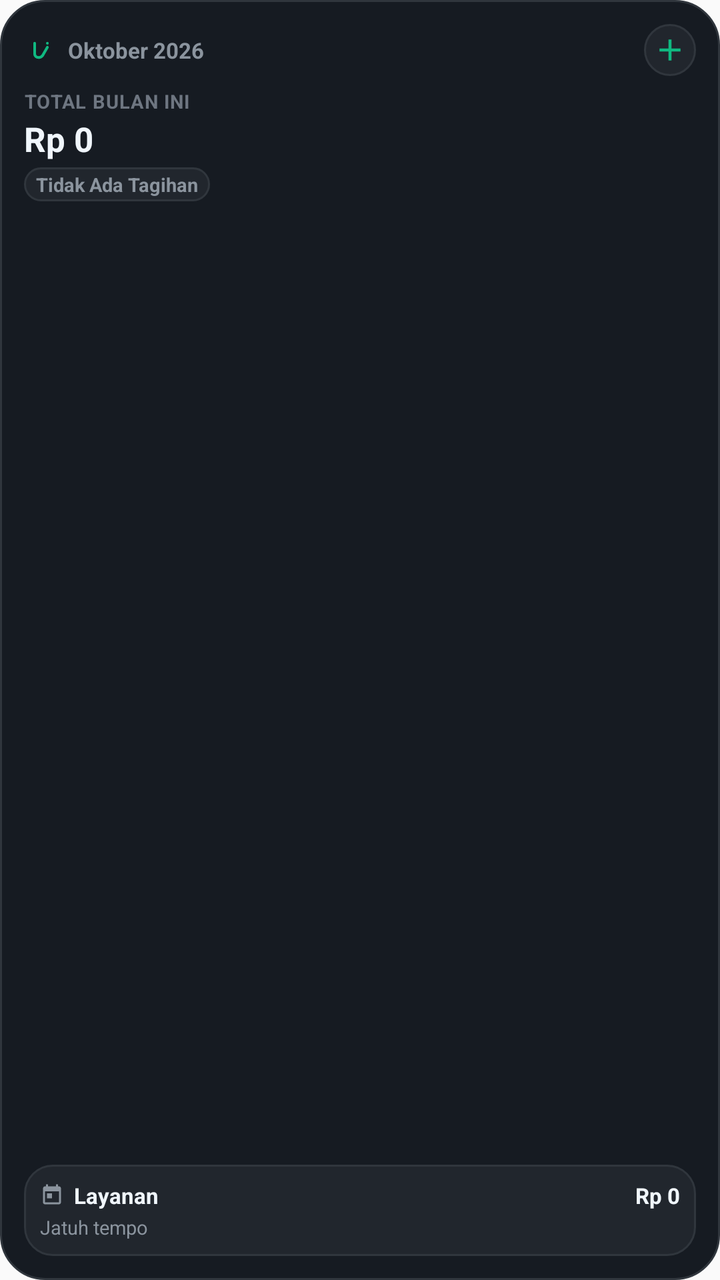
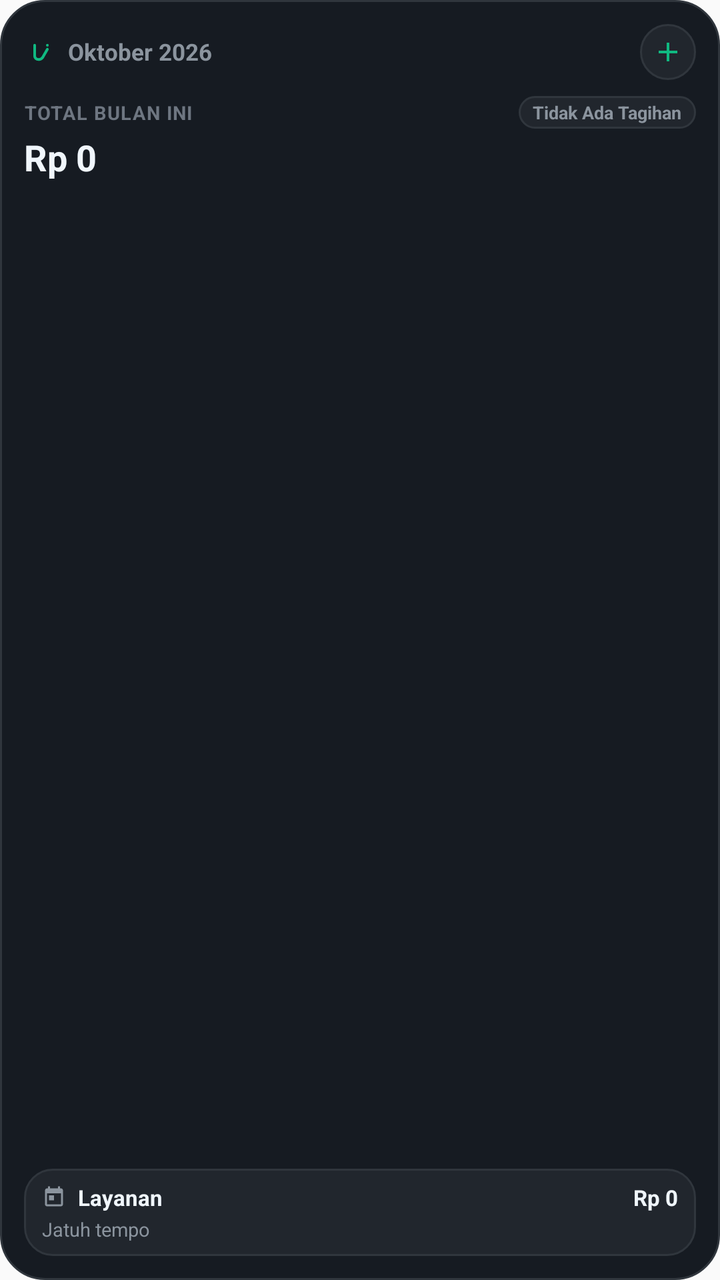

Compare the two renders of this Android layout. The source of the first and the diff that turns it into the second are given below.
<!-- AndroidManifest.xml: application theme Theme.Lunas -->
<!-- res/layout/widget_lunas_compact.xml -->
<?xml version="1.0" encoding="utf-8"?>
<LinearLayout xmlns:android="http://schemas.android.com/apk/res/android"
    android:id="@+id/widget_compact_root"
    android:layout_width="match_parent"
    android:layout_height="match_parent"
    android:background="@drawable/widget_background"
    android:orientation="vertical"
    android:padding="12dp">

    
    <LinearLayout
        android:layout_width="match_parent"
        android:layout_height="wrap_content"
        android:gravity="center_vertical"
        android:orientation="horizontal">

        <ImageView
            android:id="@+id/widget_compact_logo"
            android:layout_width="16dp"
            android:layout_height="16dp"
            android:contentDescription="@string/widget_logo_content_description"
            android:src="@drawable/ic_lunas_logo" />

        <TextView
            android:id="@+id/widget_compact_month_text"
            android:layout_width="0dp"
            android:layout_height="wrap_content"
            android:layout_marginStart="6dp"
            android:layout_weight="1"
            android:ellipsize="end"
            android:maxLines="1"
            android:text="Oktober 2026"
            android:textColor="@color/dark_text_secondary"
            android:textSize="11sp"
            android:textStyle="bold" />

        <ImageButton
            android:id="@+id/widget_compact_btn_add"
            android:layout_width="26dp"
            android:layout_height="26dp"
            android:background="@drawable/widget_btn_bg"
            android:contentDescription="@string/widget_add_content_description"
            android:padding="4dp"
            android:scaleType="fitCenter"
            android:src="@drawable/ic_widget_add" />
    </LinearLayout>

    
    <LinearLayout
        android:layout_width="match_parent"
        android:layout_height="wrap_content"
        android:layout_marginTop="6dp"
        android:orientation="vertical">

        <TextView
            android:id="@+id/widget_compact_label_total"
            android:layout_width="wrap_content"
            android:layout_height="wrap_content"
            android:ellipsize="end"
            android:letterSpacing="0.04"
            android:maxLines="1"
            android:text="@string/widget_total_month"
            android:textColor="@color/dark_text_muted"
            android:textSize="9.5sp"
            android:textStyle="bold" />

        <TextView
            android:id="@+id/widget_compact_total_amount"
            android:layout_width="match_parent"
            android:layout_height="wrap_content"
            android:layout_marginTop="1dp"
            android:ellipsize="end"
            android:maxLines="1"
            android:text="Rp 0"
            android:textColor="@color/dark_text_primary"
            android:textSize="17sp"
            android:textStyle="bold" />

        
        <FrameLayout
            android:layout_width="wrap_content"
            android:layout_height="wrap_content"
            android:layout_marginTop="3dp">

            <TextView
                android:id="@+id/widget_compact_status_badge_paid"
                android:layout_width="wrap_content"
                android:layout_height="wrap_content"
                android:background="@drawable/widget_badge_paid"
                android:ellipsize="end"
                android:maxLines="1"
                android:paddingStart="6dp"
                android:paddingTop="2dp"
                android:paddingEnd="6dp"
                android:paddingBottom="2dp"
                android:text="@string/widget_paid_status"
                android:textColor="@color/on_primary_green_container"
                android:textSize="9.5sp"
                android:textStyle="bold"
                android:visibility="gone" />

            <TextView
                android:id="@+id/widget_compact_status_badge_due"
                android:layout_width="wrap_content"
                android:layout_height="wrap_content"
                android:background="@drawable/widget_badge_due_soon"
                android:ellipsize="end"
                android:maxLines="1"
                android:paddingStart="6dp"
                android:paddingTop="2dp"
                android:paddingEnd="6dp"
                android:paddingBottom="2dp"
                android:text="0/0 Lunas"
                android:textColor="@color/status_due_soon"
                android:textSize="9.5sp"
                android:textStyle="bold"
                android:visibility="gone" />

            <TextView
                android:id="@+id/widget_compact_status_badge_neutral"
                android:layout_width="wrap_content"
                android:layout_height="wrap_content"
                android:background="@drawable/widget_badge_neutral"
                android:ellipsize="end"
                android:maxLines="1"
                android:paddingStart="6dp"
                android:paddingTop="2dp"
                android:paddingEnd="6dp"
                android:paddingBottom="2dp"
                android:text="@string/widget_neutral_status"
                android:textColor="@color/dark_text_secondary"
                android:textSize="9.5sp"
                android:textStyle="bold"
                android:visibility="visible" />
        </FrameLayout>
    </LinearLayout>

    
    <FrameLayout
        android:layout_width="match_parent"
        android:layout_height="0dp"
        android:layout_weight="1" />

    
    <LinearLayout
        android:id="@+id/widget_compact_upcoming_card"
        android:layout_width="match_parent"
        android:layout_height="wrap_content"
        android:layout_marginTop="6dp"
        android:background="@drawable/widget_inner_card"
        android:orientation="vertical"
        android:padding="8dp">

        
        <LinearLayout
            android:layout_width="match_parent"
            android:layout_height="wrap_content"
            android:gravity="center_vertical"
            android:orientation="horizontal">

            <ImageView
                android:id="@+id/widget_compact_upcoming_icon"
                android:layout_width="12dp"
                android:layout_height="12dp"
                android:layout_marginEnd="5dp"
                android:contentDescription="@string/widget_due_title"
                android:scaleType="fitCenter"
                android:src="@drawable/ic_widget_calendar" />

            <TextView
                android:id="@+id/widget_compact_upcoming_service"
                android:layout_width="0dp"
                android:layout_height="wrap_content"
                android:layout_weight="1"
                android:ellipsize="end"
                android:maxLines="1"
                android:text="Layanan"
                android:textColor="@color/dark_text_primary"
                android:textSize="11sp"
                android:textStyle="bold" />

            <TextView
                android:id="@+id/widget_compact_upcoming_amount"
                android:layout_width="wrap_content"
                android:layout_height="wrap_content"
                android:layout_marginStart="4dp"
                android:ellipsize="end"
                android:maxLines="1"
                android:text="Rp 0"
                android:textColor="@color/dark_text_primary"
                android:textSize="11sp"
                android:textStyle="bold" />
        </LinearLayout>

        
        <TextView
            android:id="@+id/widget_compact_upcoming_subtext"
            android:layout_width="match_parent"
            android:layout_height="wrap_content"
            android:layout_marginTop="2dp"
            android:ellipsize="end"
            android:maxLines="1"
            android:text="Jatuh tempo"
            android:textColor="@color/dark_text_secondary"
            android:textSize="9.5sp" />
    </LinearLayout>
</LinearLayout>
<!-- resources referenced by this layout -->
<resources>
  <color name="dark_text_muted">#6E7681</color>
  <color name="dark_text_primary">#F0F6FC</color>
  <color name="dark_text_secondary">#8B949E</color>
  <color name="on_primary_green_container">#A7F3D0</color>
  <color name="status_due_soon">#D29922</color>
  <!-- drawable ic_widget_add (drawable) -->
  <vector xmlns:android="http://schemas.android.com/apk/res/android"
      android:width="24dp"
      android:height="24dp"
      android:viewportWidth="24"
      android:viewportHeight="24">
    <path
        android:fillColor="@color/primary_green"
        android:pathData="M19,13h-6v6h-2v-6H5v-2h6V5h2v6h6v2z"/>
  </vector>
  <!-- drawable widget_background (drawable) -->
  <?xml version="1.0" encoding="utf-8"?>
  <shape xmlns:android="http://schemas.android.com/apk/res/android"
      android:shape="rectangle">
      <solid android:color="@color/dark_surface" />
      <stroke
          android:width="1dp"
          android:color="@color/dark_border" />
      <corners android:radius="22dp" />
  </shape>
  <!-- drawable widget_badge_neutral (drawable) -->
  <?xml version="1.0" encoding="utf-8"?>
  <shape xmlns:android="http://schemas.android.com/apk/res/android"
      android:shape="rectangle">
      <solid android:color="@color/dark_surface_variant" />
      <stroke
          android:width="1dp"
          android:color="@color/dark_border" />
      <corners android:radius="10dp" />
  </shape>
  <!-- drawable widget_badge_paid (drawable) -->
  <?xml version="1.0" encoding="utf-8"?>
  <shape xmlns:android="http://schemas.android.com/apk/res/android"
      android:shape="rectangle">
      <solid android:color="@color/status_paid_bg" />
      <stroke
          android:width="1dp"
          android:color="@color/status_paid" />
      <corners android:radius="10dp" />
  </shape>
  <!-- drawable widget_btn_bg (drawable) -->
  <?xml version="1.0" encoding="utf-8"?>
  <shape xmlns:android="http://schemas.android.com/apk/res/android"
      android:shape="oval">
      <solid android:color="@color/dark_surface_variant" />
      <stroke
          android:width="1dp"
          android:color="@color/dark_border" />
  </shape>
  <!-- drawable widget_inner_card (drawable) -->
  <?xml version="1.0" encoding="utf-8"?>
  <shape xmlns:android="http://schemas.android.com/apk/res/android"
      android:shape="rectangle">
      <solid android:color="@color/dark_surface_variant" />
      <stroke
          android:width="1dp"
          android:color="@color/dark_border" />
      <corners android:radius="14dp" />
  </shape>
  <string name="widget_add_content_description">Tambah Tagihan Baru</string>
  <string name="widget_due_title">Jatuh Tempo Berikutnya</string>
  <string name="widget_logo_content_description">Lunas Logo</string>
  <string name="widget_neutral_status">Tidak Ada Tagihan</string>
  <string name="widget_paid_status">Semua Lunas</string>
  <string name="widget_total_month">TOTAL BULAN INI</string>
  <style name="Theme.Lunas" parent="android:Theme.Material.Light.NoActionBar" />
  <color name="primary_green">#10B981</color>
  <color name="dark_surface">#161B22</color>
  <color name="dark_border">#30363D</color>
  <color name="status_due_soon_bg">#3D2E0B</color>
  <color name="dark_surface_variant">#21262D</color>
  <color name="status_paid_bg">#13381B</color>
  <color name="status_paid">#238636</color>
  <!-- unchanged entries left out for length: 3 -->
</resources>

<!-- the commit's change to res/layout/widget_lunas_compact.xml (unified diff, before → after) -->
@@ -31,16 +31,16 @@
             android:maxLines="1"
             android:text="Oktober 2026"
             android:textColor="@color/dark_text_secondary"
-            android:textSize="11sp"
+            android:textSize="11.5sp"
             android:textStyle="bold" />
 
         <ImageButton
             android:id="@+id/widget_compact_btn_add"
-            android:layout_width="26dp"
-            android:layout_height="26dp"
+            android:layout_width="28dp"
+            android:layout_height="28dp"
             android:background="@drawable/widget_btn_bg"
             android:contentDescription="@string/widget_add_content_description"
-            android:padding="4dp"
+            android:padding="6dp"
             android:scaleType="fitCenter"
             android:src="@drawable/ic_widget_add" />
     </LinearLayout>
@@ -49,90 +49,117 @@
     <LinearLayout
         android:layout_width="match_parent"
         android:layout_height="wrap_content"
-        android:layout_marginTop="6dp"
+        android:layout_marginTop="8dp"
         android:orientation="vertical">
 
-        <TextView
-            android:id="@+id/widget_compact_label_total"
-            android:layout_width="wrap_content"
-            android:layout_height="wrap_content"
-            android:ellipsize="end"
-            android:letterSpacing="0.04"
-            android:maxLines="1"
-            android:text="@string/widget_total_month"
-            android:textColor="@color/dark_text_muted"
-            android:textSize="9.5sp"
-            android:textStyle="bold" />
-
+        
+        <LinearLayout
+            android:layout_width="match_parent"
+            android:layout_height="wrap_content"
+            android:gravity="center_vertical"
+            android:orientation="horizontal">
+
+            <TextView
+                android:id="@+id/widget_compact_label_total"
+                android:layout_width="0dp"
+                android:layout_height="wrap_content"
+                android:layout_weight="1"
+                android:ellipsize="end"
+                android:letterSpacing="0.05"
+                android:maxLines="1"
+                android:text="@string/widget_total_month"
+                android:textColor="@color/dark_text_muted"
+                android:textSize="9.5sp"
+                android:textStyle="bold" />
+
+            
+            <FrameLayout
+                android:layout_width="wrap_content"
+                android:layout_height="wrap_content"
+                android:layout_marginStart="4dp">
+
+                <TextView
+                    android:id="@+id/widget_compact_status_badge_paid"
+                    android:layout_width="wrap_content"
+                    android:layout_height="wrap_content"
+                    android:background="@drawable/widget_badge_paid"
+                    android:ellipsize="end"
+                    android:maxLines="1"
+                    android:paddingStart="7dp"
+                    android:paddingTop="2dp"
+                    android:paddingEnd="7dp"
+                    android:paddingBottom="2dp"
+                    android:text="@string/widget_paid_status"
+                    android:textColor="@color/on_primary_green_container"
+                    android:textSize="9sp"
+                    android:textStyle="bold"
+                    android:visibility="gone" />
+
+                <TextView
+                    android:id="@+id/widget_compact_status_badge_overdue"
+                    android:layout_width="wrap_content"
+                    android:layout_height="wrap_content"
+                    android:background="@drawable/widget_badge_overdue"
+                    android:ellipsize="end"
+                    android:maxLines="1"
+                    android:paddingStart="7dp"
+                    android:paddingTop="2dp"
+                    android:paddingEnd="7dp"
+                    android:paddingBottom="2dp"
+                    android:text="@string/widget_badge_overdue"
+                    android:textColor="@color/status_overdue"
+                    android:textSize="9sp"
+                    android:textStyle="bold"
+                    android:visibility="gone" />
+
+                <TextView
+                    android:id="@+id/widget_compact_status_badge_due"
+                    android:layout_width="wrap_content"
+                    android:layout_height="wrap_content"
+                    android:background="@drawable/widget_badge_due_soon"
+                    android:ellipsize="end"
+                    android:maxLines="1"
+                    android:paddingStart="7dp"
+                    android:paddingTop="2dp"
+                    android:paddingEnd="7dp"
+                    android:paddingBottom="2dp"
+                    android:text="0/0 Lunas"
+                    android:textColor="@color/status_due_soon"
+                    android:textSize="9sp"
+                    android:textStyle="bold"
+                    android:visibility="gone" />
+
+                <TextView
+                    android:id="@+id/widget_compact_status_badge_neutral"
+                    android:layout_width="wrap_content"
+                    android:layout_height="wrap_content"
+                    android:background="@drawable/widget_badge_neutral"
+                    android:ellipsize="end"
+                    android:maxLines="1"
+                    android:paddingStart="7dp"
+                    android:paddingTop="2dp"
+                    android:paddingEnd="7dp"
+                    android:paddingBottom="2dp"
+                    android:text="@string/widget_neutral_status"
+                    android:textColor="@color/dark_text_secondary"
+                    android:textSize="9sp"
+                    android:textStyle="bold"
+                    android:visibility="visible" />
+            </FrameLayout>
+        </LinearLayout>
+
+        
         <TextView
             android:id="@+id/widget_compact_total_amount"
             android:layout_width="match_parent"
             android:layout_height="wrap_content"
-            android:layout_marginTop="1dp"
+            android:layout_marginTop="2dp"
             android:ellipsize="end"
             android:maxLines="1"
             android:text="Rp 0"
             android:textColor="@color/dark_text_primary"
-            android:textSize="17sp"
+            android:textSize="18sp"
             android:textStyle="bold" />
-
-        
-        <FrameLayout
-            android:layout_width="wrap_content"
-            android:layout_height="wrap_content"
-            android:layout_marginTop="3dp">
-
-            <TextView
-                android:id="@+id/widget_compact_status_badge_paid"
-                android:layout_width="wrap_content"
-                android:layout_height="wrap_content"
-                android:background="@drawable/widget_badge_paid"
-                android:ellipsize="end"
-                android:maxLines="1"
-                android:paddingStart="6dp"
-                android:paddingTop="2dp"
-                android:paddingEnd="6dp"
-                android:paddingBottom="2dp"
-                android:text="@string/widget_paid_status"
-                android:textColor="@color/on_primary_green_container"
-                android:textSize="9.5sp"
-                android:textStyle="bold"
-                android:visibility="gone" />
-
-            <TextView
-                android:id="@+id/widget_compact_status_badge_due"
-                android:layout_width="wrap_content"
-                android:layout_height="wrap_content"
-                android:background="@drawable/widget_badge_due_soon"
-                android:ellipsize="end"
-                android:maxLines="1"
-                android:paddingStart="6dp"
-                android:paddingTop="2dp"
-                android:paddingEnd="6dp"
-                android:paddingBottom="2dp"
-                android:text="0/0 Lunas"
-                android:textColor="@color/status_due_soon"
-                android:textSize="9.5sp"
-                android:textStyle="bold"
-                android:visibility="gone" />
-
-            <TextView
-                android:id="@+id/widget_compact_status_badge_neutral"
-                android:layout_width="wrap_content"
-                android:layout_height="wrap_content"
-                android:background="@drawable/widget_badge_neutral"
-                android:ellipsize="end"
-                android:maxLines="1"
-                android:paddingStart="6dp"
-                android:paddingTop="2dp"
-                android:paddingEnd="6dp"
-                android:paddingBottom="2dp"
-                android:text="@string/widget_neutral_status"
-                android:textColor="@color/dark_text_secondary"
-                android:textSize="9.5sp"
-                android:textStyle="bold"
-                android:visibility="visible" />
-        </FrameLayout>
     </LinearLayout>
 
     
@@ -146,10 +173,13 @@
         android:id="@+id/widget_compact_upcoming_card"
         android:layout_width="match_parent"
         android:layout_height="wrap_content"
-        android:layout_marginTop="6dp"
+        android:layout_marginTop="4dp"
         android:background="@drawable/widget_inner_card"
         android:orientation="vertical"
-        android:padding="8dp">
+        android:paddingStart="9dp"
+        android:paddingTop="7dp"
+        android:paddingEnd="9dp"
+        android:paddingBottom="7dp">
 
         
         <LinearLayout
@@ -162,7 +192,7 @@
                 android:id="@+id/widget_compact_upcoming_icon"
                 android:layout_width="12dp"
                 android:layout_height="12dp"
-                android:layout_marginEnd="5dp"
+                android:layout_marginEnd="6dp"
                 android:contentDescription="@string/widget_due_title"
                 android:scaleType="fitCenter"
                 android:src="@drawable/ic_widget_calendar" />
@@ -183,7 +213,7 @@
                 android:id="@+id/widget_compact_upcoming_amount"
                 android:layout_width="wrap_content"
                 android:layout_height="wrap_content"
-                android:layout_marginStart="4dp"
+                android:layout_marginStart="6dp"
                 android:ellipsize="end"
                 android:maxLines="1"
                 android:text="Rp 0"
<!-- resource entries referenced after the edit -->
@@ -5,6 +5,7 @@
   <color name="dark_text_secondary">#8B949E</color>
   <color name="on_primary_green_container">#A7F3D0</color>
   <color name="status_due_soon">#D29922</color>
+  <color name="status_overdue">#F85149</color>
   <!-- drawable ic_widget_add (drawable) -->
   <vector xmlns:android="http://schemas.android.com/apk/res/android"
       android:width="24dp"
@@ -33,6 +34,16 @@
       <stroke
           android:width="1dp"
           android:color="@color/dark_border" />
+      <corners android:radius="10dp" />
+  </shape>
+  <!-- drawable widget_badge_overdue (drawable) -->
+  <?xml version="1.0" encoding="utf-8"?>
+  <shape xmlns:android="http://schemas.android.com/apk/res/android"
+      android:shape="rectangle">
+      <solid android:color="@color/status_overdue_bg" />
+      <stroke
+          android:width="1dp"
+          android:color="@color/status_overdue" />
       <corners android:radius="10dp" />
   </shape>
   <!-- drawable widget_badge_paid (drawable) -->
@@ -65,6 +76,7 @@
       <corners android:radius="14dp" />
   </shape>
   <string name="widget_add_content_description">Tambah Tagihan Baru</string>
+  <string name="widget_badge_overdue">Ada Telat</string>
   <string name="widget_due_title">Jatuh Tempo Berikutnya</string>
   <string name="widget_logo_content_description">Lunas Logo</string>
   <string name="widget_neutral_status">Tidak Ada Tagihan</string>
@@ -76,6 +88,7 @@
   <color name="dark_border">#30363D</color>
   <color name="status_due_soon_bg">#3D2E0B</color>
   <color name="dark_surface_variant">#21262D</color>
+  <color name="status_overdue_bg">#3D1B1B</color>
   <color name="status_paid_bg">#13381B</color>
   <color name="status_paid">#238636</color>
   <!-- unchanged entries left out for length: 3 -->
